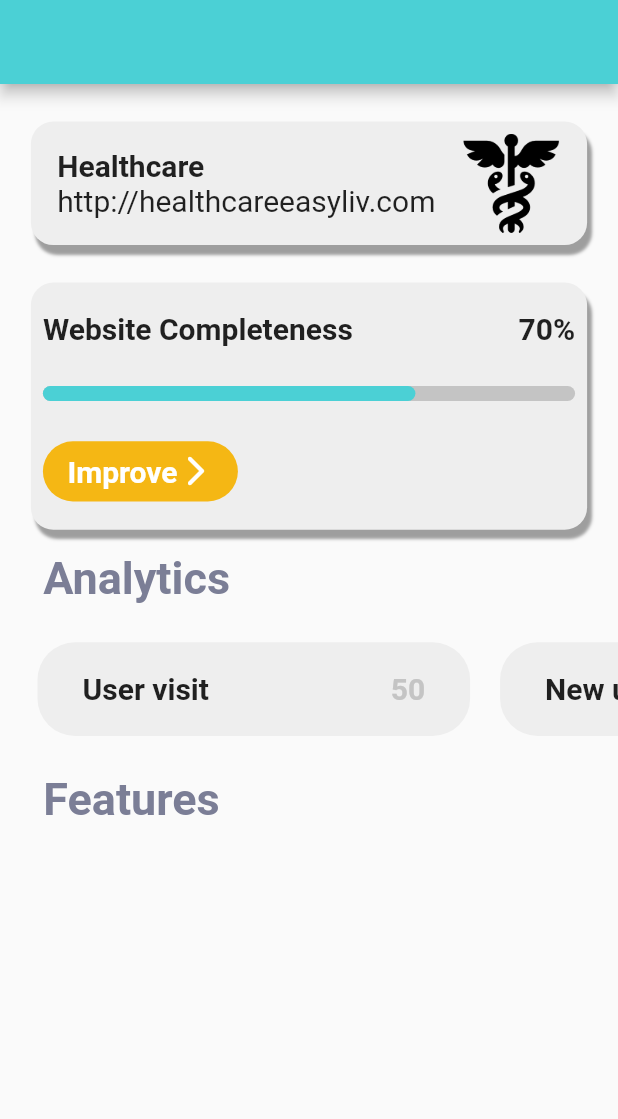
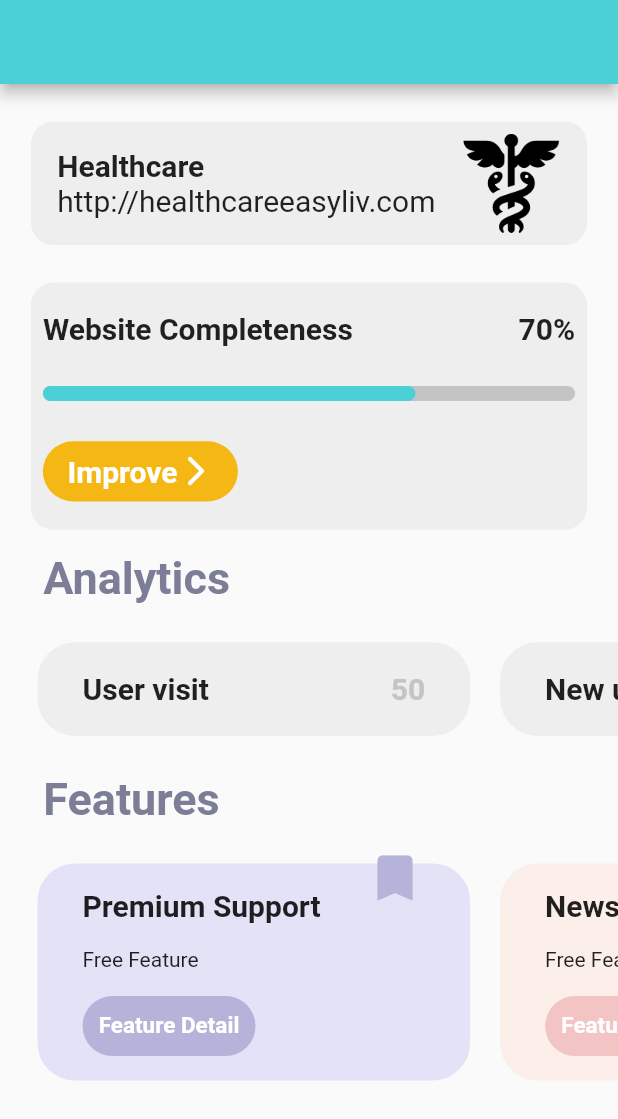
Before and after one commit to raghavguptaeng/Internship, a Flutter app: the screen it shows after launch, on a phone screen of 412 x 824 dp. Shown: the top 1119 px of the screen. Run offline on Flutter 3.47's test engine with Material 2 defaults, Android fonts, the phone set to English and light mode, and no system bars; drawn by our look-alikes of flutter_animation_progress_bar; our stand-ins replace animated_bottom_navigation_bar.

Commit message:
Application Made

```diff
--- a/lib/constants.dart
+++ b/lib/constants.dart
@@ -7,6 +7,9 @@ var containerDecor = [
     offset: Offset(3, 6), // Shadow position
   ),
 ];
+var purple = Color(0xFFE4E2F7);
+var darkPurple = Color(0xFFB5B3D9);
+var rosegold = Color(0xFFF2C4C4);
 var boxColor = Color(0xffFFEEEEEE);
 var kHeadStyle = TextStyle(
     fontSize: 20,
--- a/lib/screens/Body.dart
+++ b/lib/screens/Body.dart
@@ -13,7 +13,12 @@ class Body extends StatefulWidget {
 class _BodyState extends State<Body> {
   int progressValue = 70;
   var analytics = [
-    ['User visit',50],['New user',52]
+    ['User visit', 50],
+    ['New user', 52]
+  ];
+  var features = [
+    ['Premium Support'],
+    ['Newsletter services']
   ];
   @override
   Widget build(BuildContext context) {
@@ -24,14 +29,22 @@ class _BodyState extends State<Body> {
       body: ListView(
         physics: BouncingScrollPhysics(),
         children: [
-          SizedBox(height: 25,),
+          SizedBox(
+            height: 25,
+          ),
           TopInfoBar(),
-          SizedBox(height: 25,),
+          SizedBox(
+            height: 25,
+          ),
           ProgressContainer(progressValue: progressValue),
-          Headings(name: "Analytics",),
+          Headings(
+            name: "Analytics",
+          ),
           Analytics(context),
-          Headings(name: "Features",),
-
+          Headings(
+            name: "Features",
+          ),
+          FeatureDetails(features: features),
         ],
       ),
       // bottomNavigationBar: AnimatedBottomNavigationBar(
@@ -47,31 +60,114 @@ class _BodyState extends State<Body> {
 
   SizedBox Analytics(BuildContext context) {
     return SizedBox(
-          height:MediaQuery.of(context).size.height*0.10,
+      height: MediaQuery.of(context).size.height * 0.10,
       child: Padding(
         padding: const EdgeInsets.only(left: 15),
         child: ListView.builder(
           physics: BouncingScrollPhysics(),
           itemCount: analytics.length,
           scrollDirection: Axis.horizontal,
-              itemBuilder: (context,index){
+          itemBuilder: (context, index) {
             return Container(
               margin: EdgeInsets.all(10),
-                  width: MediaQuery.of(context).size.width*0.70,
+              width: MediaQuery.of(context).size.width * 0.70,
               decoration: BoxDecoration(
-                    color: boxColor,
-                    borderRadius: BorderRadius.circular(25)
-                  ),
+                  color: boxColor, borderRadius: BorderRadius.circular(25)),
               child: Padding(
-                    padding: const EdgeInsets.only(left: 30,right: 30),
+                padding: const EdgeInsets.only(left: 30, right: 30),
                 child: Row(
                   mainAxisAlignment: MainAxisAlignment.spaceBetween,
                   children: [
-                        Text(analytics[index][0],style: kHeadStyle,),
-                        Text(analytics[index][1].toString(),style: kHeadStyle.copyWith(color: Color(0xffc4c4c4)),)
+                    Text(
+                      analytics[index][0],
+                      style: kHeadStyle,
+                    ),
+                    Text(
+                      analytics[index][1].toString(),
+                      style: kHeadStyle.copyWith(color: Color(0xffc4c4c4)),
+                    )
                   ],
                 ),
               ),
+            );
+          },
+        ),
+      ),
+    );
+  }
+}
+
+class FeatureDetails extends StatelessWidget {
+  const FeatureDetails({
+    Key key,
+    @required this.features,
+  }) : super(key: key);
+
+  final List<List<String>> features;
+
+  @override
+  Widget build(BuildContext context) {
+    return SizedBox(
+      height: MediaQuery.of(context).size.height * 0.20,
+      child: Padding(
+        padding: const EdgeInsets.only(left: 15),
+        child: ListView.builder(
+          physics: BouncingScrollPhysics(),
+          itemCount: features.length,
+          scrollDirection: Axis.horizontal,
+          itemBuilder: (context, index) {
+            return Stack(
+              children: [
+
+                Container(
+                  margin: EdgeInsets.all(10),
+                  width: MediaQuery.of(context).size.width * 0.70,
+                  decoration: BoxDecoration(
+                      color: (index == 0) ? purple : Color(0xFFFCEFE9),
+                      borderRadius: BorderRadius.circular(25)),
+                  child: Padding(
+                    padding: const EdgeInsets.only(left: 30, right: 30),
+                    child: Column(
+                      crossAxisAlignment: CrossAxisAlignment.start,
+                      mainAxisAlignment: MainAxisAlignment.spaceEvenly,
+                      children: [
+                        Text(
+                          features[index][0],
+                          style: kHeadStyle,
+                        ),
+                        Text("Free Feature"),
+                        GestureDetector(
+                          child: Container(
+                            height: 40,
+                            width:
+                                MediaQuery.of(context).size.width * 0.28,
+                            decoration: BoxDecoration(
+                                color:
+                                    (index == 0) ? darkPurple : rosegold,
+                                borderRadius: BorderRadius.circular(25)),
+                            child: Center(
+                              child: Text(
+                                'Feature Detail',
+                                style: kHeadStyle.copyWith(
+                                    fontSize: 15, color: Colors.white),
+                              ),
+                            ),
+                          ),
+                        ),
+                      ],
+                    ),
+                  ),
+                ),
+                Padding(
+                  padding: const EdgeInsets.only(right: 40),
+                  child: Icon(
+                    Icons.bookmark,
+                    color:(index==0)?darkPurple:rosegold,
+                    size: 40,
+                  ),
+                ),
+              ],
+              alignment: Alignment.topRight,
             );
           },
         ),
@@ -86,8 +182,12 @@ class Headings extends StatelessWidget {
   @override
   Widget build(BuildContext context) {
     return Padding(
-      padding: EdgeInsets.only(left: MediaQuery.of(context).size.width * 0.07,top: 15,bottom: 15),
-      child: Text(name,style: kHeadStyle.copyWith(color: Color(0xFF7B7E96),fontSize: 30),),
+      padding: EdgeInsets.only(
+          left: MediaQuery.of(context).size.width * 0.07, top: 15, bottom: 15),
+      child: Text(
+        name,
+        style: kHeadStyle.copyWith(color: Color(0xFF7B7E96), fontSize: 30),
+      ),
     );
   }
 }
@@ -115,8 +215,14 @@ class ProgressContainer extends StatelessWidget {
               child: Row(
                 mainAxisAlignment: MainAxisAlignment.spaceBetween,
                 children: [
-                  Text('Website Completeness',style: kHeadStyle,),
-                  Text('$progressValue%',style: kHeadStyle,),
+                  Text(
+                    'Website Completeness',
+                    style: kHeadStyle,
+                  ),
+                  Text(
+                    '$progressValue%',
+                    style: kHeadStyle,
+                  ),
                 ],
               ),
             ),
@@ -139,13 +245,18 @@ class ProgressContainer extends StatelessWidget {
                   height: 40,
                   decoration: BoxDecoration(
                       color: Color(0xffF5B714),
-                    borderRadius: BorderRadius.circular(25)
-                  ),
+                      borderRadius: BorderRadius.circular(25)),
                   child: Row(
                     mainAxisAlignment: MainAxisAlignment.center,
                     children: [
-                      Text("Improve",style: kHeadStyle.copyWith(color: Colors.white),),
-                      Icon(Icons.arrow_forward_ios_rounded,color: Colors.white,)
+                      Text(
+                        "Improve",
+                        style: kHeadStyle.copyWith(color: Colors.white),
+                      ),
+                      Icon(
+                        Icons.arrow_forward_ios_rounded,
+                        color: Colors.white,
+                      )
                     ],
                   ),
                 ),
@@ -154,7 +265,6 @@ class ProgressContainer extends StatelessWidget {
           ],
         ),
         decoration: BoxDecoration(
-            boxShadow: containerDecor,
             color: boxColor,
             borderRadius: BorderRadius.circular(15)),
       ),
@@ -180,21 +290,20 @@ class TopInfoBar extends StatelessWidget {
               mainAxisAlignment: MainAxisAlignment.center,
               crossAxisAlignment: CrossAxisAlignment.start,
               children: [
-                Text('Healthcare',
-                  style: kHeadStyle
-                ),
-                Text('http://healthcareeasyliv.com',
-                  style: TextStyle(
-                      fontSize: 20
-                  ),
+                Text('Healthcare', style: kHeadStyle),
+                Text(
+                  'http://healthcareeasyliv.com',
+                  style: TextStyle(fontSize: 20),
                 )
               ],
             ),
-            Image.asset('assets/logo.png',height: MediaQuery.of(context).size.height*0.08,)
+            Image.asset(
+              'assets/logo.png',
+              height: MediaQuery.of(context).size.height * 0.08,
+            )
           ],
         ),
         decoration: BoxDecoration(
-            boxShadow: containerDecor,
             color: boxColor,
             borderRadius: BorderRadius.circular(15)),
       ),
```
Lines whose indentation alone changed are shown as unchanged.
